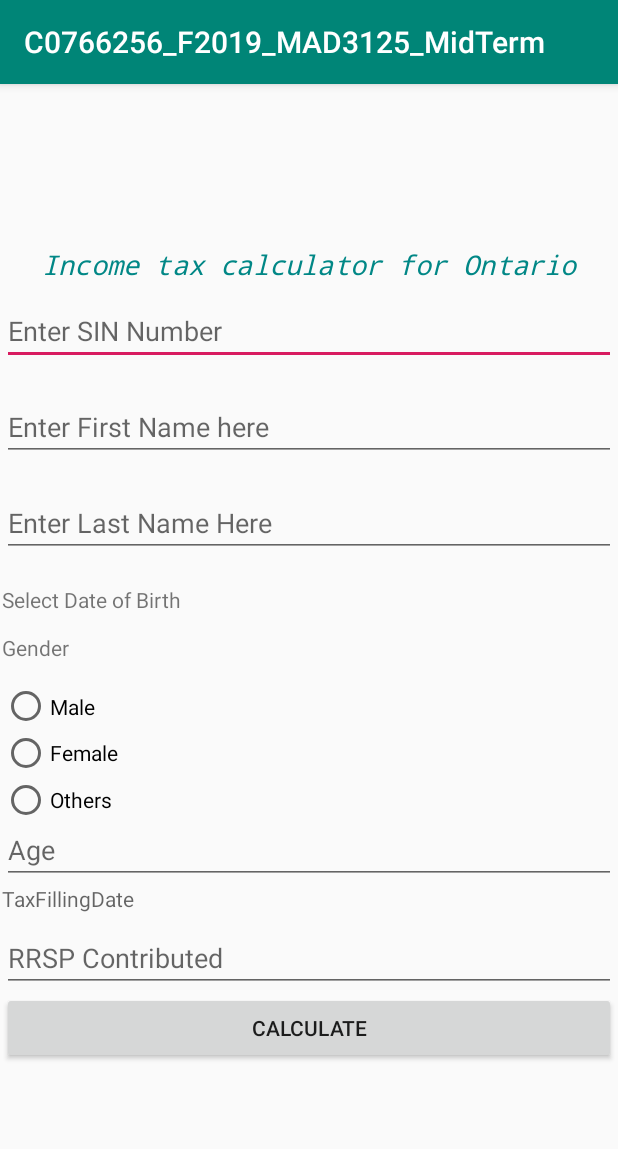
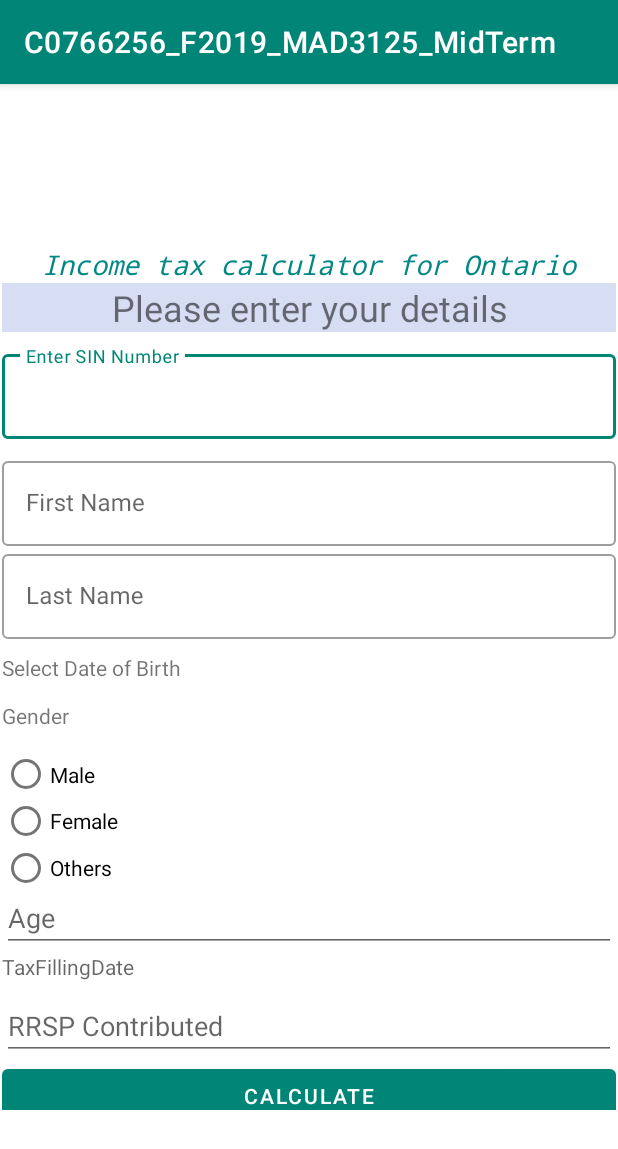
Before and after one commit to RajdeepK-03/C0766256_F2019_MAD3125_MidTerm1, an Android app: the screen it shows after launch (MainActivity), on a phone screen of 412 x 824 dp. Shown: the top 1149 px of the screen. Run offline under Robolectric (Android 15) with nearby library versions, the phone set to English and light mode, and no system bars.

Commit message:
material design

```diff
--- a/app/src/main/res/layout/activity_main.xml
+++ b/app/src/main/res/layout/activity_main.xml
@@ -38,31 +38,60 @@
                 app:layout_constraintStart_toStartOf="parent"
                 app:layout_constraintTop_toTopOf="parent" />
 
-            <EditText
+            <TextView
+                android:id="@+id/textView"
+                android:layout_width="match_parent"
+                android:layout_height="wrap_content"
+                android:background="#D7DDF3"
+                android:text="Please enter your details"
+                android:textAlignment="center"
+                android:textAllCaps="false"
+                android:textSize="24sp"
+                app:layout_constraintLeft_toLeftOf="parent"
+                app:layout_constraintRight_toRightOf="parent"
+                app:layout_constraintTop_toTopOf="parent" />
+
+            <com.google.android.material.textfield.TextInputLayout
                 android:id="@+id/edSINnumber"
+                style="@style/Widget.MaterialComponents.TextInputLayout.OutlinedBox"
                 android:layout_width="match_parent"
                 android:layout_height="wrap_content"
                 android:layout_marginTop="9dp"
                 android:layout_marginBottom="9dp"
-                android:hint="Enter SIN Number"
                 android:inputType="number"
-                android:maxLength="9" />
+                android:maxLength="9" >
 
-            <EditText
-                android:id="@+id/txtFName"
+                <com.google.android.material.textfield.TextInputEditText
+                    android:layout_width="match_parent"
+                    android:layout_height="wrap_content"
+                    android:hint="Enter SIN Number"/>
+
+            </com.google.android.material.textfield.TextInputLayout>
+
+            <com.google.android.material.textfield.TextInputLayout
+                android:id="@+id/edtFname"
+                style="@style/Widget.MaterialComponents.TextInputLayout.OutlinedBox"
                 android:layout_width="match_parent"
-                android:layout_height="wrap_content"
-                android:layout_marginTop="9dp"
-                android:layout_marginBottom="9dp"
-                android:hint="Enter First Name here" />
+                android:layout_height="wrap_content">
 
-            <EditText
-                android:id="@+id/txtLName"
+                <com.google.android.material.textfield.TextInputEditText
+                    android:layout_width="match_parent"
+                    android:layout_height="wrap_content"
+                    android:hint="First Name" />
+
+            </com.google.android.material.textfield.TextInputLayout>
+
+            <com.google.android.material.textfield.TextInputLayout
+                android:id="@+id/edtLname"
+                style="@style/Widget.MaterialComponents.TextInputLayout.OutlinedBox"
                 android:layout_width="match_parent"
-                android:layout_height="wrap_content"
-                android:layout_marginTop="9dp"
-                android:layout_marginBottom="9dp"
-                android:hint="Enter Last Name Here" />
+                android:layout_height="wrap_content">
+
+                <com.google.android.material.textfield.TextInputEditText
+                    android:layout_width="match_parent"
+                    android:layout_height="wrap_content"
+                    android:hint="Last Name" />
+            </com.google.android.material.textfield.TextInputLayout>
 
             <TextView
                 android:id="@+id/txtDOB"
--- a/app/src/main/res/values/styles.xml
+++ b/app/src/main/res/values/styles.xml
@@ -1,7 +1,7 @@
 <resources>
 
     <!-- Base application theme. -->
-    <style name="AppTheme" parent="Theme.AppCompat.Light.DarkActionBar">
+    <style name="AppTheme" parent="Theme.MaterialComponents.Light.DarkActionBar">
         <!-- Customize your theme here. -->
         <item name="colorPrimary">@color/colorPrimary</item>
         <item name="colorPrimaryDark">@color/colorPrimaryDark</item>
```
